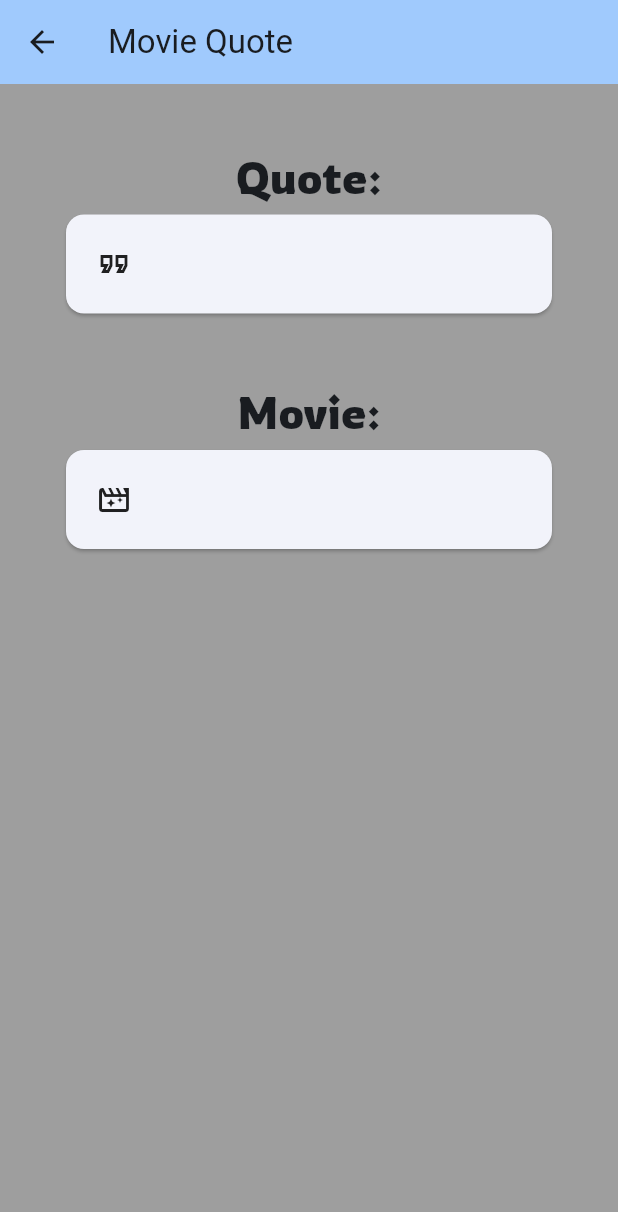
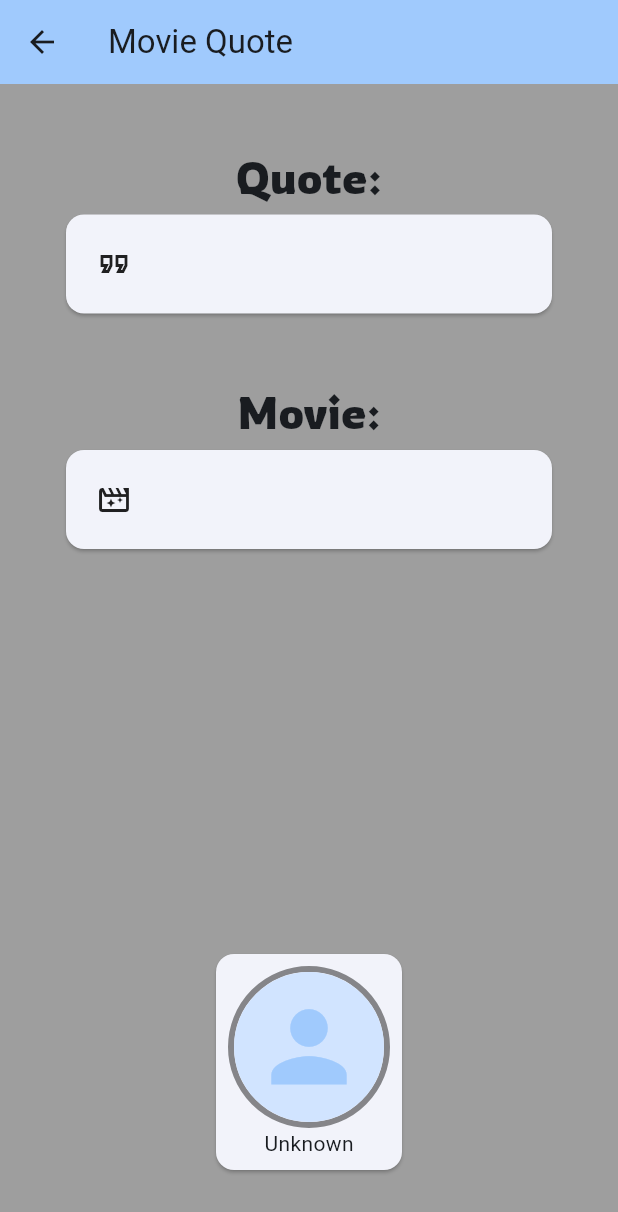
Before and after one commit to CSSE480-Fisher-Fall-2024-2025/MovieQuotes, a Flutter app: the MovieQuoteDetailPage screen opened directly with empty values, on a phone screen of 412 x 824 dp. Shown: the top 1212 px of the screen. Run offline on Flutter 3.47's test engine with Material 3 defaults, Android fonts, the phone set to English and light mode, and no system bars; our stand-ins replace cloud_firestore, email_validator, firebase_auth, firebase_core, firebase_ui_firestore; missing offline and left inert: firebase_ui_auth, firebase_ui_oauth_google; accounts and stored records are empty.

Commit message:
UI for the detail page author box

```diff
--- /dev/null
+++ b/moviequotes/lib/components/author_box.dart
@@ -0,0 +1,31 @@
+import 'package:flutter/material.dart';
+import 'package:moviequotes/components/profile_image.dart';
+
+class AuthorBox extends StatelessWidget {
+  final String imageUrl;
+  final String name;
+
+  const AuthorBox({
+    required this.imageUrl,
+    required this.name,
+    super.key,
+  });
+
+  @override
+  Widget build(BuildContext context) {
+    return Card(
+      child: Padding(
+        padding: const EdgeInsets.all(8.0),
+        child: Column(
+          children: [
+            ProfileImage(
+              imageUrl: imageUrl,
+              radius: 50.0,
+            ),
+            Text(name.isEmpty ? "Unknown" : name),
+          ],
+        ),
+      ),
+    );
+  }
+}
--- a/moviequotes/lib/pages/movie_quote_detail_page.dart
+++ b/moviequotes/lib/pages/movie_quote_detail_page.dart
@@ -1,6 +1,7 @@
 import 'dart:async';
 
 import 'package:flutter/material.dart';
+import 'package:moviequotes/components/author_box.dart';
 import 'package:moviequotes/components/display_card.dart';
 import 'package:moviequotes/components/movie_quote_form_dialog.dart';
 import 'package:moviequotes/managers/auth_manager.dart';
@@ -140,6 +141,11 @@ class _MovieQuoteDetailPageState extends State<MovieQuoteDetailPage> {
               // displayText: widget.movieQuote.movie,
               displayText: MovieQuoteDocumentManager.instance.movie,
             ),
+            const Spacer(),
+            AuthorBox(
+              imageUrl: UserDataDocumentManager.instance.imageUrl,
+              name: UserDataDocumentManager.instance.displayName,
+            ),
           ],
         ),
       ),
```
